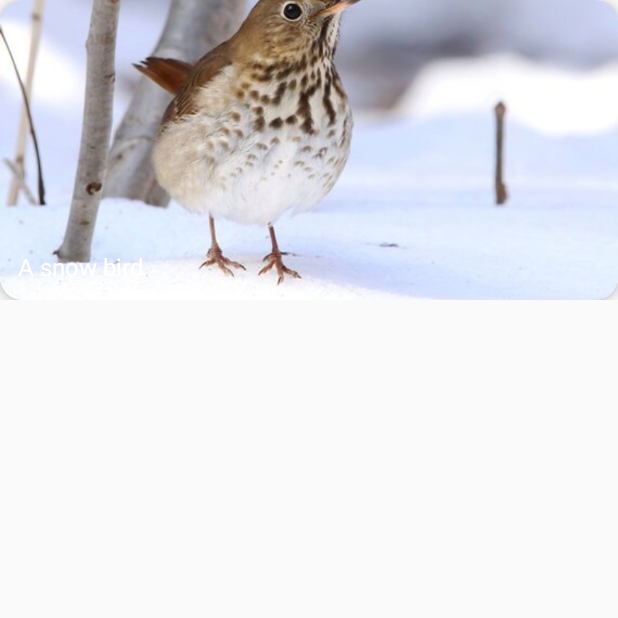
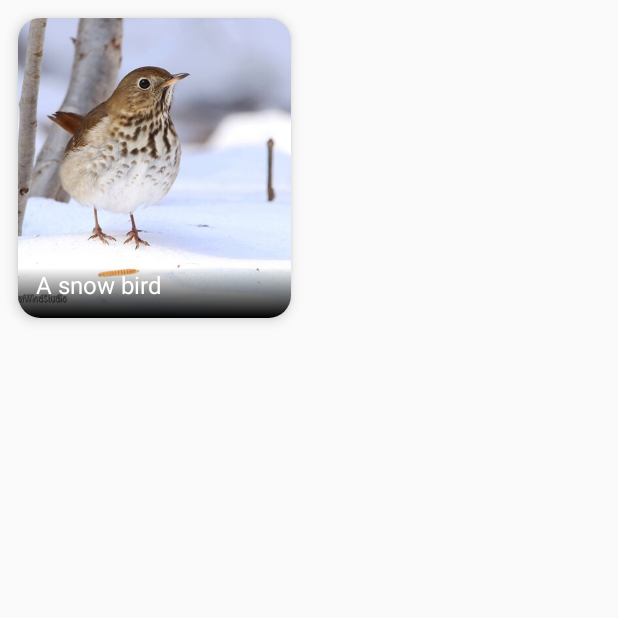
Before and after one commit to SujithManjavana/JcDemo, an Android app built with Jetpack Compose: the screen it shows after launch (MainActivity), on a phone screen of 412 x 824 dp, the top half of it. Run offline under Robolectric (Android 15) with nearby library versions, the phone set to English and light mode, and no system bars.

```diff
--- a/app/src/main/java/com/sujith/jetpackcomposedemo/MainActivity.kt
+++ b/app/src/main/java/com/sujith/jetpackcomposedemo/MainActivity.kt
@@ -5,36 +5,25 @@ import androidx.activity.ComponentActivity
 import androidx.activity.compose.setContent
 import androidx.compose.foundation.Image
 import androidx.compose.foundation.background
-import androidx.compose.foundation.clickable
-import androidx.compose.foundation.layout.Arrangement
 import androidx.compose.foundation.layout.Box
-import androidx.compose.foundation.layout.Column
-import androidx.compose.foundation.layout.Row
-import androidx.compose.foundation.layout.fillMaxHeight
 import androidx.compose.foundation.layout.fillMaxSize
 import androidx.compose.foundation.layout.fillMaxWidth
 import androidx.compose.foundation.layout.height
 import androidx.compose.foundation.layout.padding
-import androidx.compose.foundation.layout.requiredWidth
-import androidx.compose.foundation.layout.width
 import androidx.compose.foundation.shape.RoundedCornerShape
 import androidx.compose.material3.Card
 import androidx.compose.material3.CardDefaults
-import androidx.compose.material3.MaterialTheme
-import androidx.compose.material3.Surface
 import androidx.compose.material3.Text
 import androidx.compose.runtime.Composable
 import androidx.compose.ui.Alignment
 import androidx.compose.ui.Modifier
+import androidx.compose.ui.graphics.Brush
 import androidx.compose.ui.graphics.Color
 import androidx.compose.ui.graphics.painter.Painter
 import androidx.compose.ui.layout.ContentScale
 import androidx.compose.ui.res.painterResource
 import androidx.compose.ui.text.TextStyle
-import androidx.compose.ui.tooling.preview.Preview
 import androidx.compose.ui.unit.dp
-import com.sujith.jetpackcomposedemo.ui.theme.JetpackComposeDemoTheme
-import org.intellij.lang.annotations.JdkConstants.HorizontalAlignment
 import androidx.compose.ui.unit.sp
 
 class MainActivity : ComponentActivity() {
@@ -44,7 +33,14 @@ class MainActivity : ComponentActivity() {
             val painter = painterResource(id = R.drawable.bird)
             val contentDescription = "A snow bird"
             val title = "A snow bird"
-            ImageCard(painter = painter, contentDescription = contentDescription, title = title)
+            Box(
+                modifier = Modifier
+                    .fillMaxWidth(0.5f)
+                    .padding(12.dp)
+            ) {
+                ImageCard(painter = painter, contentDescription = contentDescription, title = title)
+            }
+
         }
     }
 }
@@ -58,7 +54,8 @@ fun ImageCard(
     modifier: Modifier = Modifier
 ) {
     Card(
-        modifier = modifier.fillMaxWidth(),
+        modifier = modifier
+            .fillMaxWidth(),
         shape = RoundedCornerShape(15.dp),
         elevation = CardDefaults.cardElevation(defaultElevation = 5.dp)
     )
@@ -67,7 +64,18 @@ fun ImageCard(
             Image(
                 painter = painter,
                 contentScale = ContentScale.Crop,
-                contentDescription = contentDescription
+                contentDescription = contentDescription,
+                modifier = Modifier.fillMaxSize()//from stackoverflow
+            )
+            Box(
+                modifier = Modifier
+                    .fillMaxSize()
+                    .background(
+                        Brush.verticalGradient(
+                            colors = listOf(Color.Transparent, Color.Black),
+                            startY = 250f
+                        )
+                    )
             )
             Box(
                 modifier = Modifier
```
